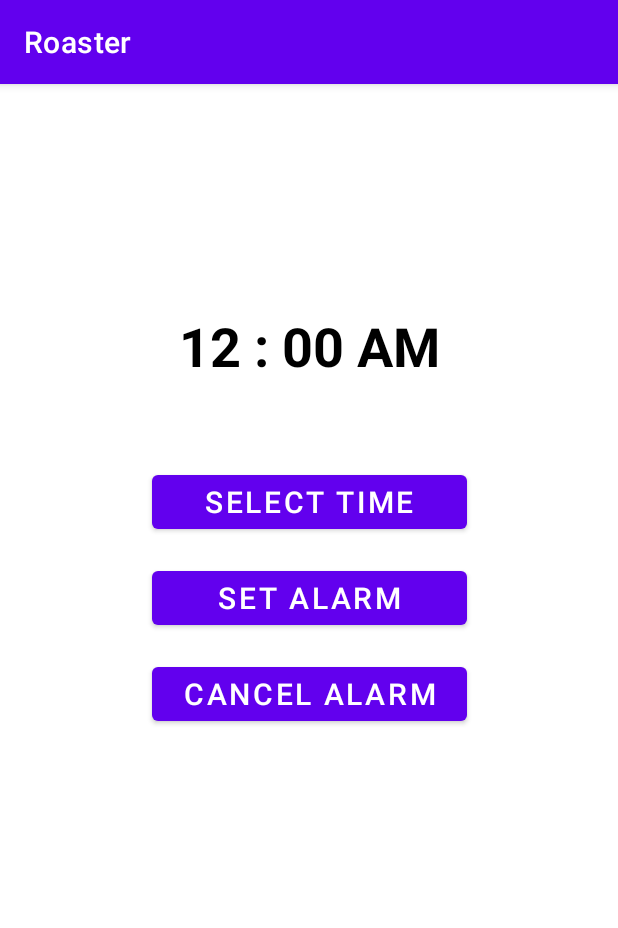
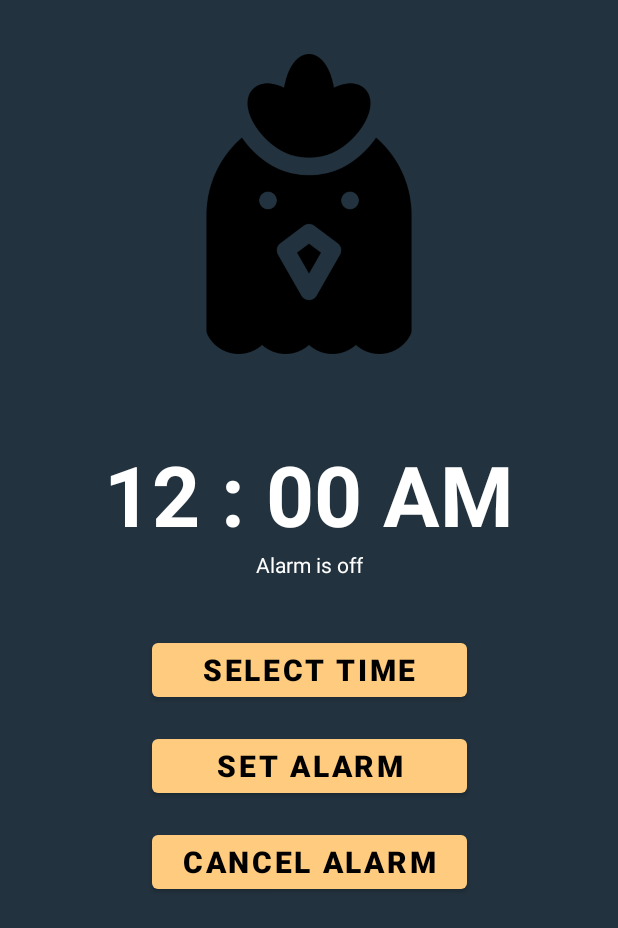
Before and after one commit to shiv-am0/Roaster, an Android app: the screen it shows after launch (MainActivity), on a phone screen of 412 x 824 dp. Shown: the top 928 px of the screen. Run offline under Robolectric (Android 15) with nearby library versions, the phone set to English and light mode, and no system bars.

Commit message:
UI optimizations

```diff
--- a/app/src/main/java/com/sriv/shivam/roaster/MainActivity.kt
+++ b/app/src/main/java/com/sriv/shivam/roaster/MainActivity.kt
@@ -1,5 +1,6 @@
 package com.sriv.shivam.roaster
 
+import android.annotation.SuppressLint
 import android.app.AlarmManager
 import android.app.NotificationChannel
 import android.app.NotificationManager
@@ -49,6 +50,9 @@ class MainActivity : AppCompatActivity() {
 
         alarmManager.cancel(pendingIntent)
 
+        val alarm_status = "Alarm is off"
+        binding.alarmStatus.text = alarm_status
+
         Toast.makeText(this, "Alarm Cancelled", Toast.LENGTH_SHORT).show()
     }
 
@@ -62,6 +66,8 @@ class MainActivity : AppCompatActivity() {
             alarmManager.setExactAndAllowWhileIdle(AlarmManager.RTC_WAKEUP, calendar.timeInMillis, pendingIntent)
         }
 
+        val alarm_status = "Alarm is set to ${binding.tvTime.text}"
+        binding.alarmStatus.text = alarm_status
         Toast.makeText(this, "Alarm Set successfully", Toast.LENGTH_SHORT).show()
     }
 
--- a/app/src/main/res/layout/activity_main.xml
+++ b/app/src/main/res/layout/activity_main.xml
@@ -5,29 +5,31 @@
     xmlns:tools="http://schemas.android.com/tools"
     android:layout_width="match_parent"
     android:layout_height="match_parent"
-    android:background="@color/white"
+    android:background="@color/background"
     tools:context=".MainActivity">
 
     <TextView
         android:id="@+id/tv_time"
         android:layout_width="wrap_content"
         android:layout_height="wrap_content"
-        android:layout_marginTop="150dp"
         android:gravity="center"
-        android:text="12 : 00 AM"
-        android:textColor="@color/black"
-        android:textSize="36sp"
+        android:text="@string/time_text"
+        android:textColor="@color/white"
+        android:textSize="56sp"
+        android:layout_marginTop="56dp"
         android:textStyle="bold"
         app:layout_constraintEnd_toEndOf="parent"
         app:layout_constraintStart_toStartOf="parent"
-        app:layout_constraintTop_toTopOf="parent" />
+        app:layout_constraintTop_toBottomOf="@+id/imageView" />
 
     <Button
         android:id="@+id/btn_select_time"
         android:layout_width="210dp"
         android:layout_height="wrap_content"
-        android:text="Select Time"
+        android:text="@string/select_time"
+        android:textColor="@color/black"
         android:textSize="20sp"
+        android:textStyle="bold"
         android:layout_marginTop="56dp"
         app:layout_constraintEnd_toEndOf="parent"
         app:layout_constraintStart_toStartOf="parent"
@@ -37,8 +39,10 @@
         android:id="@+id/btn_set_alarm"
         android:layout_width="210dp"
         android:layout_height="wrap_content"
-        android:text="Set Alarm"
+        android:text="@string/set_alarm"
+        android:textColor="@color/black"
         android:textSize="20sp"
+        android:textStyle="bold"
         android:layout_marginTop="16dp"
         app:layout_constraintEnd_toEndOf="parent"
         app:layout_constraintStart_toStartOf="parent"
@@ -48,11 +52,34 @@
         android:id="@+id/btn_cancel_alarm"
         android:layout_width="210dp"
         android:layout_height="wrap_content"
-        android:text="Cancel Alarm"
+        android:text="@string/cancel_alarm"
+        android:textColor="@color/black"
+        android:textStyle="bold"
         android:textSize="20sp"
         android:layout_marginTop="16dp"
         app:layout_constraintEnd_toEndOf="parent"
         app:layout_constraintStart_toStartOf="parent"
         app:layout_constraintTop_toBottomOf="@+id/btn_set_alarm" />
 
+    <ImageView
+        android:id="@+id/imageView"
+        android:layout_width="200dp"
+        android:layout_height="200dp"
+        android:layout_marginTop="36dp"
+        app:layout_constraintEnd_toEndOf="parent"
+        app:layout_constraintStart_toStartOf="parent"
+        app:layout_constraintTop_toTopOf="parent"
+        app:srcCompat="@drawable/roaster"
+        tools:ignore="ContentDescription" />
+
+    <TextView
+        android:id="@+id/alarmStatus"
+        android:layout_width="wrap_content"
+        android:layout_height="wrap_content"
+        android:text="@string/alarm_status"
+        android:textColor="@color/white"
+        app:layout_constraintEnd_toEndOf="parent"
+        app:layout_constraintStart_toStartOf="parent"
+        app:layout_constraintTop_toBottomOf="@+id/tv_time" />
+
 </androidx.constraintlayout.widget.ConstraintLayout>
--- /dev/null
+++ b/app/src/main/res/values-night/strings.xml
@@ -0,0 +1,8 @@
+<?xml version="1.0" encoding="utf-8"?>
+<resources>
+    <string name="cancel_alarm">Cancel Alarm</string>
+    <string name="set_alarm">Set Alarm</string>
+    <string name="select_time">Select Time</string>
+    <string name="time_text">12 : 00 AM</string>
+    <string name="alarm_status">Alarm is off</string>
+</resources>
--- a/app/src/main/res/values-night/themes.xml
+++ b/app/src/main/res/values-night/themes.xml
@@ -1,10 +1,10 @@
 <resources xmlns:tools="http://schemas.android.com/tools">
     <!-- Base application theme. -->
-    <style name="Theme.Roaster" parent="Theme.MaterialComponents.DayNight.DarkActionBar">
+    <style name="Theme.Roaster" parent="Theme.MaterialComponents.DayNight.NoActionBar">
         <!-- Primary brand color. -->
         <item name="colorPrimary">@color/purple_200</item>
-        <item name="colorPrimaryVariant">@color/purple_700</item>
-        <item name="colorOnPrimary">@color/black</item>
+        <item name="colorPrimaryVariant">@color/color_primary</item>
+        <item name="colorOnPrimary">@color/white</item>
         <!-- Secondary brand color. -->
         <item name="colorSecondary">@color/teal_200</item>
         <item name="colorSecondaryVariant">@color/teal_200</item>
--- a/app/src/main/res/values/colors.xml
+++ b/app/src/main/res/values/colors.xml
@@ -7,5 +7,7 @@
     <color name="teal_700">#FF018786</color>
     <color name="black">#FF000000</color>
     <color name="white">#FFFFFFFF</color>
-    <color name="hintColor">#666666</color>
+    <color name="hintColor">#767676</color>
+    <color name="background">#22323E</color>
+    <color name="color_primary">#FFCB7F</color>
 </resources>
--- a/app/src/main/res/values/strings.xml
+++ b/app/src/main/res/values/strings.xml
@@ -1,3 +1,11 @@
 <resources>
     <string name="app_name">Roaster</string>
+    <string name="cancel_alarm">Cancel Alarm</string>
+    <string name="set_alarm">Set Alarm</string>
+    <string name="select_time">Select Time</string>
+    <string name="time_text">12 : 00 AM</string>
+    <string name="editTextAnswerHint">Write your answer here...</string>
+    <string name="question">Question</string>
+    <string name="answer_the_following_question_to_snooze_the_roaster">Answer the following question to snooze the Roaster...</string>
+    <string name="alarm_status">Alarm is off</string>
 </resources>
--- a/app/src/main/res/values/themes.xml
+++ b/app/src/main/res/values/themes.xml
@@ -1,9 +1,9 @@
 <resources xmlns:tools="http://schemas.android.com/tools">
     <!-- Base application theme. -->
-    <style name="Theme.Roaster" parent="Theme.MaterialComponents.DayNight.DarkActionBar">
+    <style name="Theme.Roaster" parent="Theme.MaterialComponents.DayNight.NoActionBar">
         <!-- Primary brand color. -->
-        <item name="colorPrimary">@color/purple_500</item>
-        <item name="colorPrimaryVariant">@color/purple_700</item>
+        <item name="colorPrimary">@color/color_primary</item>
+        <item name="colorPrimaryVariant">@color/color_primary</item>
         <item name="colorOnPrimary">@color/white</item>
         <!-- Secondary brand color. -->
         <item name="colorSecondary">@color/teal_200</item>
```
Also changed, not shown: app/src/main/res/layout/activity_destination.xml (+27 -11 lines), app/src/main/res/drawable-v24/roaster.png (added).
